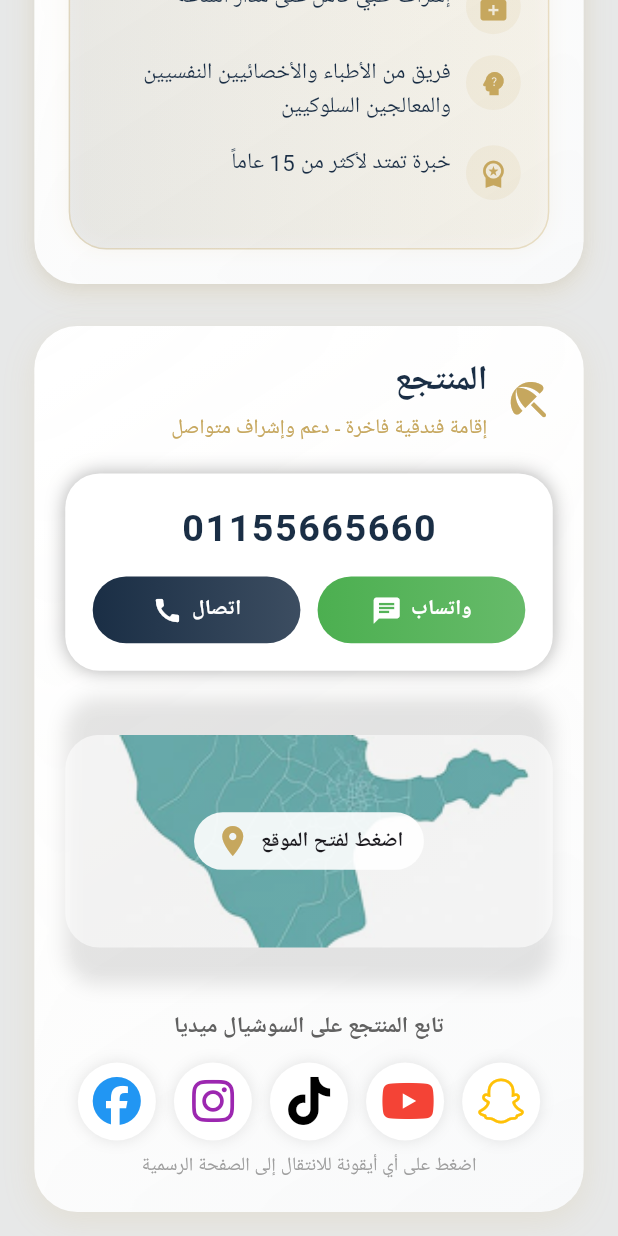
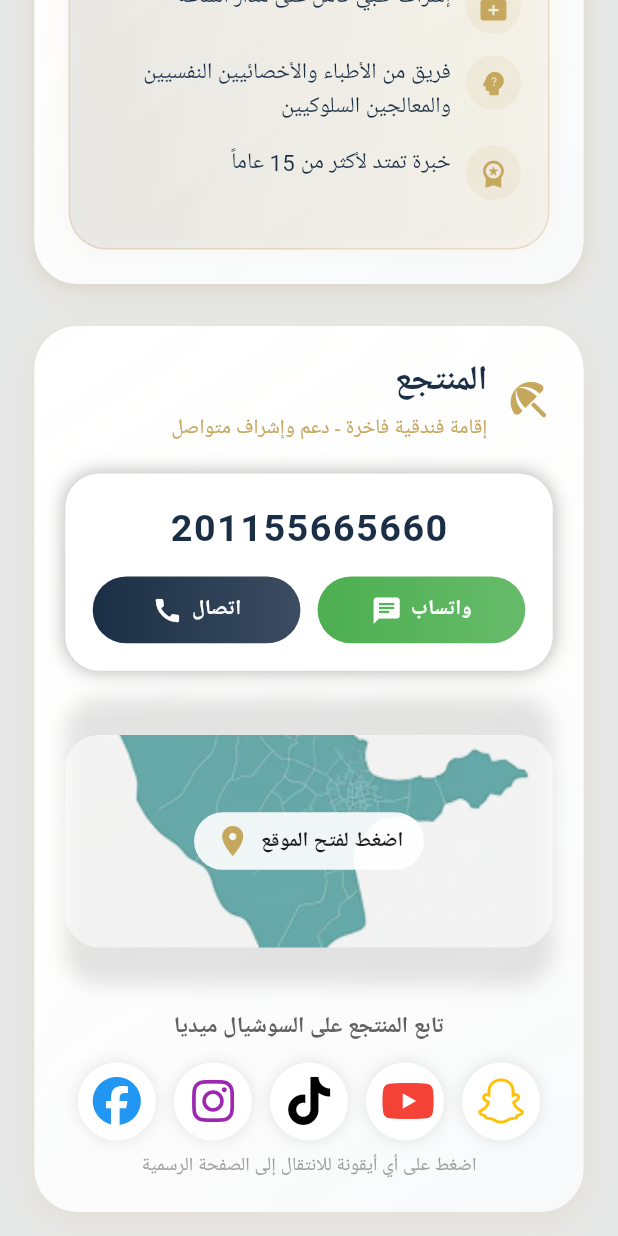
Before and after one commit to minaamir1442003/forsan-elatafe, a Flutter app: the ResortPage screen opened directly, scrolled down 1728 dp, after a tap on "واتساب", on a phone screen of 412 x 824 dp. Run offline on Flutter 3.47's test engine with Material 3 defaults, Android fonts, the phone set to English and light mode, and no system bars; our stand-ins replace dio, flutter_bloc, flutter_screenutil, font_awesome_flutter, shared_preferences, youtube_player_flutter; missing offline and left inert: flutter_phone_direct_caller; accounts and stored records are empty; Roboto replaces fonts that are missing (Cairo).

Commit message:
change phone

```diff
--- a/lib/features/Resort/widget/conectustomontage.dart
+++ b/lib/features/Resort/widget/conectustomontage.dart
@@ -8,7 +8,7 @@ import 'package:url_launcher/url_launcher.dart';
 class Conectustomontage extends StatelessWidget {
   const Conectustomontage({super.key});
 
-  final String phone = "01155665660";
+  final String phone = "201155665660";
   final String mapUrl = "https://maps.app.goo.gl/qcsqbroZMTDc86qP7?g_st=iw";
 
   @override
@@ -306,8 +306,8 @@ class Conectustomontage extends StatelessWidget {
   }
 
   void _whatsapp(String number) async {
-    final url = Uri.parse("https://wa.me/$number");
-    await launchUrl(url, mode: LaunchMode.externalApplication);
+    final Uri uri = Uri.parse("https://wa.me/$number");
+    await launchUrl(uri, mode: LaunchMode.externalApplication);
   }
 
   void _openUrl(String url) async {
```
